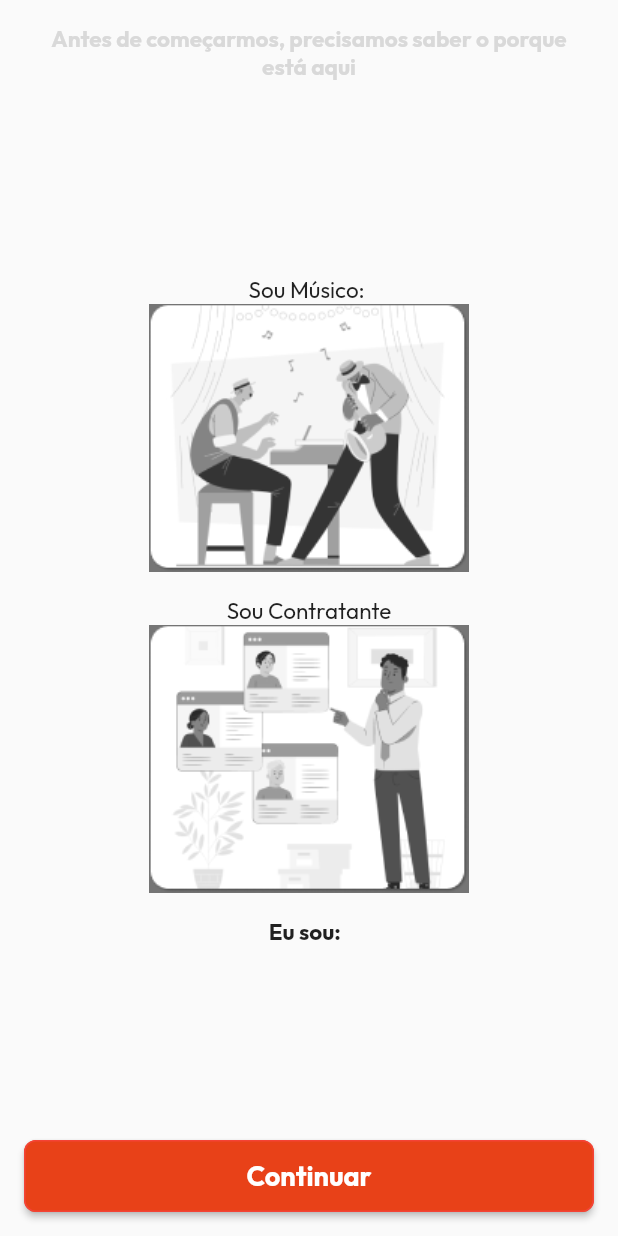
After one commit to JoaoVReisA/MandaAquela, a Flutter app: the IsMusicianOrContractorPage screen opened by its route, on a phone screen of 412 x 824 dp. The commit adds this screen. Run offline on Flutter 3.47's test engine with Material 2 defaults, Android fonts, the phone set to English and light mode, and no system bars; our stand-ins replace dio, firebase_core, firebase_crashlytics, flutter_modular, flutter_svg, get; accounts and stored records are empty.

Commit message:
Start to implement is musician or contractor page

```diff
--- a/lib/core/modules/auth_module.dart
+++ b/lib/core/modules/auth_module.dart
@@ -3,6 +3,7 @@ import 'package:manda_aquela/data/repositories/auth_login_repository.dart';
 import 'package:manda_aquela/domain/usecase/login/auth_login.dart';
 import 'package:manda_aquela/presenter/auth/forgot_password_page.dart';
 import 'package:manda_aquela/presenter/auth/login/login_page.dart';
+import 'package:manda_aquela/presenter/auth/sign_up/is_musician_or_contractor_page.dart';
 import 'package:manda_aquela/presenter/auth/sign_up/sign_up_page.dart';
 
 import '../../domain/repositories/AuthRepository/auth_login_repository.dart';
@@ -31,5 +32,9 @@ class AuthModule extends Module {
         ChildRoute('/sign_up', child: (_, __) => const SignUpPage()),
         ChildRoute('/forgot_password',
             child: (_, __) => const ForgotPasswordPage()),
+        ChildRoute(
+          '/is_musician_or_contractor',
+          child: (_, __) => const IsMusicianOrContractorPage(),
+        ),
       ];
 }
--- /dev/null
+++ b/lib/domain/entities/user_type.dart
@@ -0,0 +1,4 @@
+enum UserType {
+  musician,
+  contractor;
+}
--- a/lib/presenter/auth/forgot_password_page.dart
+++ b/lib/presenter/auth/forgot_password_page.dart
@@ -16,6 +16,10 @@ class _ForgotPasswordPageState extends State<ForgotPasswordPage> {
   @override
   Widget build(BuildContext context) {
     return Scaffold(
+      appBar: AppBar(
+        backgroundColor: Colors.transparent,
+        elevation: 0,
+      ),
       body: SafeArea(
         child: Padding(
           padding: const EdgeInsets.all(16.0),
--- a/lib/presenter/auth/login/login_page.dart
+++ b/lib/presenter/auth/login/login_page.dart
@@ -64,7 +64,7 @@ class _LoginPageState extends State<LoginPage> {
               ),
               CustomButton(
                 onPressed: () {
-                  Modular.to.navigate('/start/');
+                  Modular.to.navigate('/auth/is_musician_or_contractor');
                 },
                 label: "Login",
               ),
--- /dev/null
+++ b/lib/presenter/auth/sign_up/controllers/is_musician_or_contractor_controller.dart
@@ -0,0 +1,25 @@
+import 'package:get/get.dart';
+
+class IsMusicianOrContractorController extends GetxController {
+  final RxBool _isMusicianSelected = false.obs;
+
+  bool get isMusicianSelected => _isMusicianSelected.value;
+
+  void setIsMusicianSelectedSelected(bool value) {
+    if (isContractorSelected) {
+      setIsContractorSelected(false);
+    }
+    _isMusicianSelected.value = value;
+  }
+
+  final RxBool _isContractorSelected = false.obs;
+
+  bool get isContractorSelected => _isContractorSelected.value;
+
+  void setIsContractorSelected(bool value) {
+    if (isMusicianSelected) {
+      setIsMusicianSelectedSelected(false);
+    }
+    _isContractorSelected.value = value;
+  }
+}
--- /dev/null
+++ b/lib/presenter/auth/sign_up/is_musician_or_contractor_page.dart
@@ -0,0 +1,75 @@
+import 'package:flutter/material.dart';
+import 'package:get/get_state_manager/src/rx_flutter/rx_obx_widget.dart';
+import 'package:manda_aquela/color_schemes.g.dart';
+import 'package:manda_aquela/domain/entities/user_type.dart';
+import 'package:manda_aquela/presenter/auth/sign_up/controllers/is_musician_or_contractor_controller.dart';
+import 'package:manda_aquela/presenter/auth/widgets/select_user_type_widget.dart';
+import 'package:manda_aquela/presenter/common/text_styles.dart';
+import 'package:manda_aquela/presenter/widgets/custom_button/custom_button.dart';
+
+class IsMusicianOrContractorPage extends StatefulWidget {
+  const IsMusicianOrContractorPage({super.key});
+
+  @override
+  State<IsMusicianOrContractorPage> createState() =>
+      _IsMusicianOrContractorPageState();
+}
+
+class _IsMusicianOrContractorPageState
+    extends State<IsMusicianOrContractorPage> {
+  @override
+  Widget build(BuildContext context) {
+    //TODO: ADD on Dependencie injection
+    final controller = IsMusicianOrContractorController();
+    return Scaffold(
+      body: SafeArea(
+          child: Column(
+        children: [
+          Padding(
+            padding: const EdgeInsets.symmetric(horizontal: 32, vertical: 16),
+            child: Text(
+              'Antes de começarmos, precisamos saber o porque está aqui',
+              style: TextStyles.outfit15pxBold.copyWith(
+                color: AppColors.tertiary,
+              ),
+              textAlign: TextAlign.center,
+            ),
+          ),
+          const Spacer(),
+          Obx(
+            () => SelectUserTypeWidget(
+              userType: UserType.musician,
+              isSelected: controller.isMusicianSelected,
+              onTap: () => controller.setIsMusicianSelectedSelected(
+                  !controller.isMusicianSelected),
+            ),
+          ),
+          const SizedBox(
+            height: 16,
+          ),
+          Obx(
+            () => SelectUserTypeWidget(
+              userType: UserType.contractor,
+              isSelected: controller.isContractorSelected,
+              onTap: () => controller
+                  .setIsContractorSelected(!controller.isContractorSelected),
+            ),
+          ),
+          const SizedBox(
+            height: 16,
+          ),
+          Text(
+            'Eu sou:  ',
+            style: TextStyles.outfit15pxBold,
+          ),
+          const Spacer(),
+        ],
+      )),
+      bottomNavigationBar: SafeArea(
+        child: Padding(
+            padding: const EdgeInsets.all(16),
+            child: CustomButton(onPressed: () {}, label: 'Continuar')),
+      ),
+    );
+  }
+}
--- /dev/null
+++ b/lib/presenter/auth/widgets/select_user_type_widget.dart
@@ -0,0 +1,50 @@
+import 'package:flutter/material.dart';
+import 'package:flutter_svg/svg.dart';
+import 'package:manda_aquela/domain/entities/user_type.dart';
+import 'package:manda_aquela/presenter/common/assets.dart';
+import 'package:manda_aquela/presenter/common/text_styles.dart';
+
+class SelectUserTypeWidget extends StatelessWidget {
+  const SelectUserTypeWidget(
+      {super.key,
+      required this.userType,
+      required this.isSelected,
+      required this.onTap});
+
+  final UserType userType;
+  final bool isSelected;
+  final VoidCallback onTap;
+  @override
+  Widget build(BuildContext context) {
+    return Column(
+      children: [
+        Row(
+          mainAxisAlignment: MainAxisAlignment.spaceBetween,
+          children: [
+            const Spacer(),
+            Text(
+              userType == UserType.musician
+                  ? 'Sou Músico: '
+                  : 'Sou Contratante',
+              style: TextStyles.outfit15px400w,
+            ),
+            isSelected
+                ? SvgPicture.asset(Assets.check.path)
+                : const SizedBox.shrink(),
+            const Spacer(),
+          ],
+        ),
+        GestureDetector(
+          onTap: onTap,
+          child: Image.asset(
+            userType == UserType.musician
+                ? Assets.musicianDisplay.path
+                : Assets.contractorDisplay.path,
+            colorBlendMode: isSelected ? null : BlendMode.color,
+            color: isSelected ? null : Colors.grey[600],
+          ),
+        ),
+      ],
+    );
+  }
+}
--- a/lib/presenter/common/assets.dart
+++ b/lib/presenter/common/assets.dart
@@ -5,7 +5,10 @@ enum Assets {
   facebookLogo('$base/facebook_logo.svg'),
   appleLogo('$base/apple_logo.svg'),
   signUpStep('$base/sign_up_step.svg'),
-  forgotPassword('$base/forgot_password.svg');
+  forgotPassword('$base/forgot_password.svg'),
+  musicianDisplay('$base/musician_display.png'),
+  contractorDisplay('$base/contractor_display.png'),
+  check('$base/icon_check.svg');
 
   static const String base = 'assets';
 
--- a/lib/presenter/common/text_styles.dart
+++ b/lib/presenter/common/text_styles.dart
@@ -16,7 +16,7 @@ class TextStyles {
 
   static final outfit15pxBold = base.copyWith(
     fontSize: 15,
-    fontWeight: FontWeight.w400,
+    fontWeight: FontWeight.bold,
   );
 
   static final outfit18px700w = base.copyWith(
```
Also changed, not shown: pubspec.yaml (+10 -2 lines), assets/App found a musician/5325960 1.png (added), assets/App found a musician/Rectangle 216.png (added), assets/contractor_display.png (added), assets/icon_check.svg (added), assets/musician_display.png (added), lib/color_schemes.g.dart, pubspec.lock.
